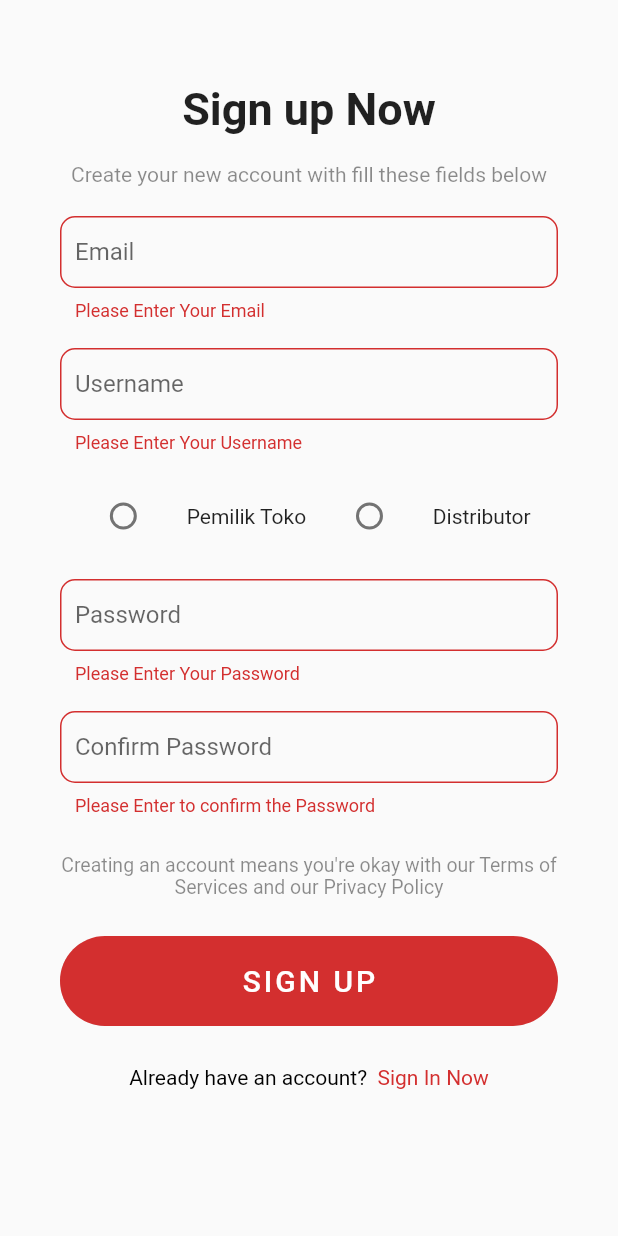
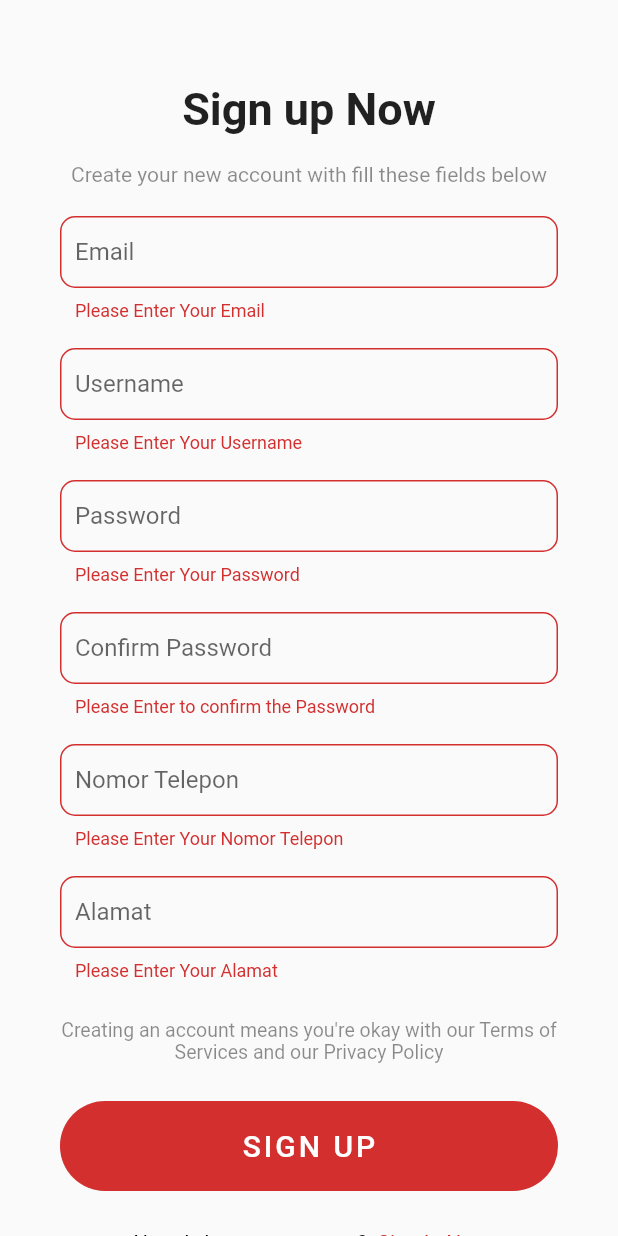
Before and after one commit to robiureka/stock-care, a Flutter app: the RegisterScreen screen opened directly, after a tap on "SIGN UP", on a phone screen of 412 x 824 dp. Run offline on Flutter 3.47's test engine with Material 2 defaults, Android fonts, the phone set to English and light mode, and no system bars; our stand-ins replace cloud_firestore, firebase_auth, firebase_core, flutter_slidable; accounts and stored records are empty.

Commit message:
Added Send Message Through WhatsApp Feature and Fixing Some Widget on Stock_Available_TabView, Register, Owner Drawer and Login

```diff
--- a/lib/edit_supplier_screen.dart
+++ b/lib/edit_supplier_screen.dart
@@ -38,7 +38,7 @@ class _EditSupplierScreenState extends State<EditSupplierScreen> {
   Widget build(BuildContext context) {
     return Scaffold(
       appBar: AppBar(
-        title: Text('Tambah Supplier Baru'),
+        title: Text('Ubah Data Supplier'),
       ),
       body: SingleChildScrollView(
         child: Container(
--- a/lib/home.dart
+++ b/lib/home.dart
@@ -38,7 +38,7 @@ class _HomeScreenState extends State<HomeScreen>
       child: Scaffold(
         floatingActionButton: _bottomButtons(),
         appBar: AppBar(
-          title: Text('Home'),
+          title: Text('My Stock'),
           centerTitle: true,
           actions: <Widget>[
             IconButton(
--- a/lib/login_form.dart
+++ b/lib/login_form.dart
@@ -60,8 +60,8 @@ class _UsernamePasswordFieldState extends State<UsernamePasswordField> {
                 return null;
               },
               decoration: InputDecoration(
-                hintText: 'Your Username',
-                icon: Icon(Icons.account_circle),
+                hintText: 'Your Email',
+                icon: Icon(Icons.email),
                 contentPadding: EdgeInsets.all(10),
                 border: InputBorder.none,
               ),
--- a/lib/main.dart
+++ b/lib/main.dart
@@ -22,6 +22,7 @@ class MyApp extends StatelessWidget {
   @override
   Widget build(BuildContext context) {
     return MaterialApp(
+      debugShowCheckedModeBanner: false,
         title: 'Flutter Demo',
         theme: ThemeData(
           primarySwatch: Colors.red,
--- a/lib/owner_drawer.dart
+++ b/lib/owner_drawer.dart
@@ -33,6 +33,7 @@ class OwnerDrawer extends StatelessWidget {
             ),
           ),
           ListTile(
+
             leading: Icon(Icons.dashboard),
             title: Text('My Stock'),
             onTap: () {
@@ -48,6 +49,7 @@ class OwnerDrawer extends StatelessWidget {
               print('Supplier clicked');
               Navigator.push(context,
                   MaterialPageRoute(builder: (context) => SupplierScreen()));
+
             },
           ),
           SizedBox(height: 10.0),
--- a/lib/register_form.dart
+++ b/lib/register_form.dart
@@ -13,8 +13,8 @@ class SignUpForm extends StatefulWidget {
 
 class _SignUpFormState extends State<SignUpForm> {
   final GlobalKey<FormState> _formKey = GlobalKey<FormState>();
-  String _email = '', _password = '', _confirmPassword = '', username = '';
-  bool? isOwner;
+  String _email = '', _password = '', _confirmPassword = '', username = '', phoneNumber = '', address = '';
+  bool? isOwner = true;
   FirebaseFirestore firestore = FirebaseFirestore.instance;
 
   @override
@@ -31,9 +31,11 @@ class _SignUpFormState extends State<SignUpForm> {
             },
             autovalidateMode: AutovalidateMode.onUserInteraction,
             decoration: InputDecoration(
-              contentPadding: const EdgeInsets.symmetric(horizontal: 10.0),
+
+              contentPadding: const EdgeInsets.symmetric(horizontal: 10.0,),
               border: OutlineInputBorder(
                 borderRadius: BorderRadius.circular(10),
+
               ),
               labelText: 'Email',
               hintText: "example@example.com",
@@ -59,7 +61,7 @@ class _SignUpFormState extends State<SignUpForm> {
             },
             autovalidateMode: AutovalidateMode.onUserInteraction,
             decoration: InputDecoration(
-              contentPadding: const EdgeInsets.symmetric(horizontal: 10.0),
+              contentPadding: const EdgeInsets.symmetric(horizontal: 10.0,),
               border: OutlineInputBorder(
                 borderRadius: BorderRadius.circular(10),
               ),
@@ -74,32 +76,6 @@ class _SignUpFormState extends State<SignUpForm> {
             },
           ),
           SizedBox(height: 18),
-          Row(
-            mainAxisAlignment: MainAxisAlignment.spaceEvenly,
-            children: <Widget>[
-              Radio(
-                value: true,
-                groupValue: isOwner,
-                onChanged: (bool? val) {
-                  setState(() {
-                    isOwner = val!;
-                  });
-                },
-              ),
-              Text('Pemilik Toko'),
-              Radio(
-                value: false,
-                groupValue: isOwner,
-                onChanged: (bool? val) {
-                  setState(() {
-                    isOwner = val!;
-                  });
-                },
-              ),
-              Text('Distributor'),
-            ],
-          ),
-          SizedBox(height: 18),
           TextFormField(
             onChanged: (String? value) {
               setState(() {
@@ -109,7 +85,7 @@ class _SignUpFormState extends State<SignUpForm> {
             autovalidateMode: AutovalidateMode.onUserInteraction,
             obscureText: true,
             decoration: InputDecoration(
-              contentPadding: const EdgeInsets.symmetric(horizontal: 10.0),
+              contentPadding: const EdgeInsets.symmetric(horizontal: 10.0,),
               border:
                   OutlineInputBorder(borderRadius: BorderRadius.circular(10)),
               labelText: 'Password',
@@ -134,7 +110,7 @@ class _SignUpFormState extends State<SignUpForm> {
             autovalidateMode: AutovalidateMode.onUserInteraction,
             obscureText: true,
             decoration: InputDecoration(
-              contentPadding: const EdgeInsets.symmetric(horizontal: 10.0),
+              contentPadding: const EdgeInsets.symmetric(horizontal: 10.0,),
               border:
                   OutlineInputBorder(borderRadius: BorderRadius.circular(10)),
               labelText: 'Confirm Password',
@@ -145,6 +121,54 @@ class _SignUpFormState extends State<SignUpForm> {
                 return 'Please Enter to confirm the Password';
               } else if (_confirmPassword != _password) {
                 return 'Please Enter the Password correctly';
+              }
+              return null;
+            },
+          ),
+          SizedBox(height: 18),
+          TextFormField(
+            onSaved: (String? value) {
+              setState(() {
+                phoneNumber = value!;
+              });
+            },
+            autovalidateMode: AutovalidateMode.onUserInteraction,
+            decoration: InputDecoration(
+              contentPadding: const EdgeInsets.symmetric(horizontal: 10.0,),
+              border: OutlineInputBorder(
+                borderRadius: BorderRadius.circular(10),
+              ),
+              labelText: 'Nomor Telepon',
+              hintText: "Nomor Telepon",
+            ),
+            validator: (String? value) {
+              if (value == null || value.isEmpty) {
+                return 'Please Enter Your Nomor Telepon';
+              } else if (value[0] != '+'){
+                return 'Please Start With +62';
+              }
+              return null;
+            },
+          ),
+          SizedBox(height: 18),
+          TextFormField(
+            onSaved: (String? value) {
+              setState(() {
+                address = value!;
+              });
+            },
+            autovalidateMode: AutovalidateMode.onUserInteraction,
+            decoration: InputDecoration(
+              contentPadding: const EdgeInsets.symmetric(horizontal: 10.0,),
+              border: OutlineInputBorder(
+                borderRadius: BorderRadius.circular(10),
+              ),
+              labelText: 'Alamat',
+              hintText: "Alamat",
+            ),
+            validator: (String? value) {
+              if (value == null || value.isEmpty) {
+                return 'Please Enter Your Alamat';
               }
               return null;
             },
@@ -189,6 +213,8 @@ class _SignUpFormState extends State<SignUpForm> {
                             'email': _email,
                             'uid': result.uid,
                             'isOwner': isOwner,
+                            'nomor telepon': phoneNumber,
+                            'alamat': address,
                           });
                         } catch (e) {
                           print(e.toString());
--- a/lib/stock_available_listView.dart
+++ b/lib/stock_available_listView.dart
@@ -56,7 +56,8 @@ class _StockAvailableListViewState extends State<StockAvailableListView> {
           }).where((element) {
             final stockCodeLower = element.stockCode!.toLowerCase();
             final filterLower = widget.filter.toLowerCase();
-            return stockCodeLower.contains(filterLower);
+            final nameLower = element.name!.toLowerCase();
+            return stockCodeLower.contains(filterLower) || nameLower.contains(filterLower);
           }).toList();
           _stockAvailableList
               .sort((b, a) => a.created_at!.compareTo(b.created_at!));
--- a/lib/supplier_detail_screen.dart
+++ b/lib/supplier_detail_screen.dart
@@ -2,15 +2,12 @@ import 'package:flutter/material.dart';
 
 class SupplierDetailScreen extends StatelessWidget {
   final String? personName, companyName, phoneNumber, companyAddress;
-  final int createdAt, updatedAt;
   const SupplierDetailScreen({
     Key? key,
     required this.personName,
     required this.companyName,
     required this.phoneNumber,
     required this.companyAddress,
-    required this.createdAt,
-    required this.updatedAt,
   }) : super(key: key);
 
   @override
--- a/lib/wrapper.dart
+++ b/lib/wrapper.dart
@@ -28,6 +28,6 @@ class _WrapperState extends State<Wrapper> {
 
   @override
   Widget build(BuildContext context) {
-    return (user != null && isOwner == true) ? HomeScreen() : (user != null && isOwner == false) ? SupplierHomeScreen() : LoginScreen();
+    return (user != null && isOwner == true) ? HomeScreen() : LoginScreen();
   }
 }
--- a/pubspec.yaml
+++ b/pubspec.yaml
@@ -28,6 +28,7 @@ dependencies:
   cloud_firestore: ^2.2.2
   cupertino_icons: ^1.0.2
   provider: ^5.0.0
+  url_launcher: ^6.0.9
   flutter_slidable: ^0.6.0
   intl: ^0.17.0
 
```
Also changed, not shown: lib/stock_available_tabView.dart (+3 -9 lines), lib/stock_in_tabView.dart (+61 -3 lines), lib/supplier_screen.dart (+9 -4 lines), pubspec.lock, 1 other file.
